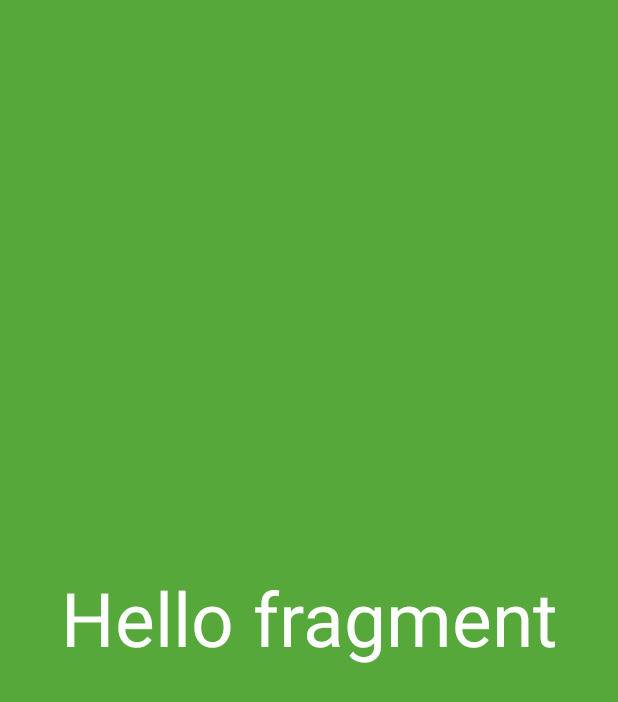
After one commit to thebao13/64130132_AndroidProgramming, an Android app: the fragment ContentFragment shown on its own in the app's theme, on a phone screen of 412 x 824 dp. The commit adds this screen. Shown: the top 702 px of the screen. Run offline under Robolectric (Android 15) with nearby library versions, the phone set to English and light mode, and no system bars.

Commit message:
tạo được fragment contant

```diff
--- /dev/null
+++ b/FragmentEx_Statically/app/src/main/java/thebao/edu/fragmentex_statically/ContentFragment.java
@@ -0,0 +1,64 @@
+package thebao.edu.fragmentex_statically;
+
+import android.os.Bundle;
+
+import androidx.fragment.app.Fragment;
+
+import android.view.LayoutInflater;
+import android.view.View;
+import android.view.ViewGroup;
+
+/**
+ * A simple {@link Fragment} subclass.
+ * Use the {@link ContentFragment#newInstance} factory method to
+ * create an instance of this fragment.
+ */
+public class ContentFragment extends Fragment {
+
+    // TODO: Rename parameter arguments, choose names that match
+    // the fragment initialization parameters, e.g. ARG_ITEM_NUMBER
+    private static final String ARG_PARAM1 = "param1";
+    private static final String ARG_PARAM2 = "param2";
+
+    // TODO: Rename and change types of parameters
+    private String mParam1;
+    private String mParam2;
+
+    public ContentFragment() {
+        // Required empty public constructor
+    }
+
+    /**
+     * Use this factory method to create a new instance of
+     * this fragment using the provided parameters.
+     *
+     * @param param1 Parameter 1.
+     * @param param2 Parameter 2.
+     * @return A new instance of fragment ContentFragment.
+     */
+    // TODO: Rename and change types and number of parameters
+    public static ContentFragment newInstance(String param1, String param2) {
+        ContentFragment fragment = new ContentFragment();
+        Bundle args = new Bundle();
+        args.putString(ARG_PARAM1, param1);
+        args.putString(ARG_PARAM2, param2);
+        fragment.setArguments(args);
+        return fragment;
+    }
+
+    @Override
+    public void onCreate(Bundle savedInstanceState) {
+        super.onCreate(savedInstanceState);
+        if (getArguments() != null) {
+            mParam1 = getArguments().getString(ARG_PARAM1);
+            mParam2 = getArguments().getString(ARG_PARAM2);
+        }
+    }
+
+    @Override
+    public View onCreateView(LayoutInflater inflater, ViewGroup container,
+                             Bundle savedInstanceState) {
+        // Inflate the layout for this fragment
+        return inflater.inflate(R.layout.fragment_content, container, false);
+    }
+}
--- /dev/null
+++ b/FragmentEx_Statically/app/src/main/res/layout/fragment_content.xml
@@ -0,0 +1,28 @@
+<?xml version="1.0" encoding="utf-8"?>
+<androidx.constraintlayout.widget.ConstraintLayout xmlns:android="http://schemas.android.com/apk/res/android"
+    xmlns:app="http://schemas.android.com/apk/res-auto"
+    xmlns:tools="http://schemas.android.com/tools"
+    android:id="@+id/frameLayout"
+    android:layout_width="match_parent"
+    android:layout_height="match_parent"
+    tools:context=".ContentFragment">
+
+    <!-- TODO: Update blank fragment layout -->
+    <TextView
+        android:id="@+id/textView"
+        android:layout_width="0dp"
+        android:layout_height="0dp"
+        android:background="#55A839"
+        android:text="Hello fragment"
+        android:gravity="center"
+        android:textColor="@color/white"
+        android:textSize="50dp"
+        app:layout_constraintBottom_toBottomOf="parent"
+        app:layout_constraintEnd_toEndOf="parent"
+        app:layout_constraintHorizontal_bias="0.0"
+        app:layout_constraintStart_toStartOf="parent"
+        app:layout_constraintTop_toTopOf="parent"
+        app:layout_constraintVertical_bias="0.0" />
+
+
+</androidx.constraintlayout.widget.ConstraintLayout>
--- a/FragmentEx_Statically/app/src/main/res/values/strings.xml
+++ b/FragmentEx_Statically/app/src/main/res/values/strings.xml
@@ -1,3 +1,5 @@
 <resources>
     <string name="app_name">FragmentEx_Statically</string>
+    <!-- TODO: Remove or change this placeholder text -->
+    <string name="hello_blank_fragment">Hello blank fragment</string>
 </resources>
```
